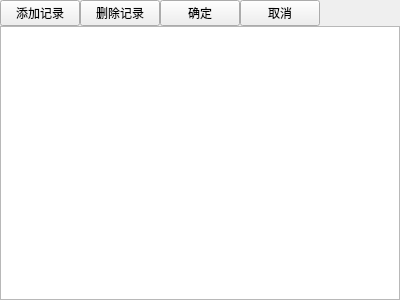
The window that tableshow.ui (xhy2539/DBMS-Qt) describes before a commit, drawn with Qt 5.
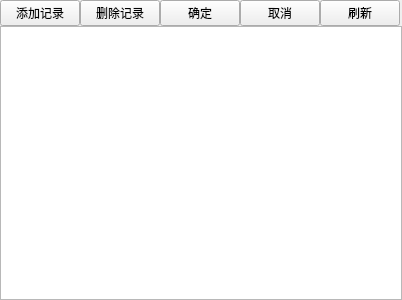
The same window after the commit.

Commit message: 表可以刷新,可以删表

```diff
--- a/tableshow.ui
+++ b/tableshow.ui
@@ -6,7 +6,7 @@
    <rect>
     <x>0</x>
     <y>0</y>
-    <width>400</width>
+    <width>402</width>
     <height>300</height>
    </rect>
   </property>
@@ -86,6 +86,19 @@
        </property>
       </widget>
      </item>
+     <item>
+      <widget class="QPushButton" name="refresh">
+       <property name="sizePolicy">
+        <sizepolicy hsizetype="Minimum" vsizetype="Preferred">
+         <horstretch>0</horstretch>
+         <verstretch>0</verstretch>
+        </sizepolicy>
+       </property>
+       <property name="text">
+        <string>刷新</string>
+       </property>
+      </widget>
+     </item>
      <item>
       <spacer name="horizontalSpacer">
        <property name="orientation">
```
The commit also changes 5 other files.
